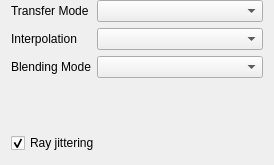
First picture: the form in tomviz/modules/ModuleVolumeWidget.ui, repository OpenChemistry/tomviz, before the edit.
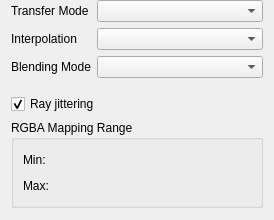
Second picture: the form after the edit. Custom widgets are drawn as their Qt base class.

Commit message:
Add range editor for volume RGBA mapping
This adds two sliders to the volume panel (only if RGBA mapping is enabled)
that allow the user to modify the range of data that is colored for RGBA
mapping.

Patch:
```diff
--- a/tomviz/modules/ModuleVolumeWidget.ui
+++ b/tomviz/modules/ModuleVolumeWidget.ui
@@ -7,7 +7,7 @@
     <x>0</x>
     <y>0</y>
     <width>274</width>
-    <height>165</height>
+    <height>220</height>
    </rect>
   </property>
   <property name="windowTitle">
@@ -64,8 +64,51 @@
      </property>
     </widget>
    </item>
+   <item>
+    <widget class="QGroupBox" name="groupRgbaMappingRange">
+     <property name="title">
+      <string>RGBA Mapping Range</string>
+     </property>
+     <layout class="QGridLayout" name="gridLayout">
+      <item row="0" column="0">
+       <widget class="QLabel" name="rgbaMappingMinLabel">
+        <property name="text">
+         <string>Min:</string>
+        </property>
+       </widget>
+      </item>
+      <item row="1" column="0">
+       <widget class="QLabel" name="rgbaMappingMaxLabel">
+        <property name="text">
+         <string>Max:</string>
+        </property>
+       </widget>
+      </item>
+      <item row="0" column="1">
+       <widget class="tomviz::DoubleSliderWidget" name="sliRgbaMappingMin" native="true"/>
+      </item>
+      <item row="1" column="1">
+       <widget class="tomviz::DoubleSliderWidget" name="sliRgbaMappingMax" native="true"/>
+      </item>
+     </layout>
+    </widget>
+   </item>
   </layout>
  </widget>
+ <customwidgets>
+  <customwidget>
+   <class>tomviz::DoubleSliderWidget</class>
+   <extends>QWidget</extends>
+   <header>DoubleSliderWidget.h</header>
+   <container>1</container>
+  </customwidget>
+ </customwidgets>
+ <tabstops>
+  <tabstop>cbTransferMode</tabstop>
+  <tabstop>cbInterpolation</tabstop>
+  <tabstop>cbBlending</tabstop>
+  <tabstop>cbJittering</tabstop>
+ </tabstops>
  <resources/>
  <connections/>
 </ui>
```
Left out of the diff: 22 changed lines with no effect on the pictures. The commit also changes 4 other files.
